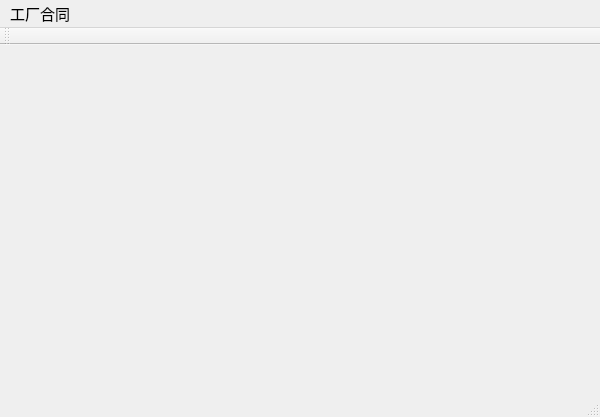
Before: the Qt Designer form mainwindow.ui in xujunmingbest/TuYuErp, drawn with Qt 5.
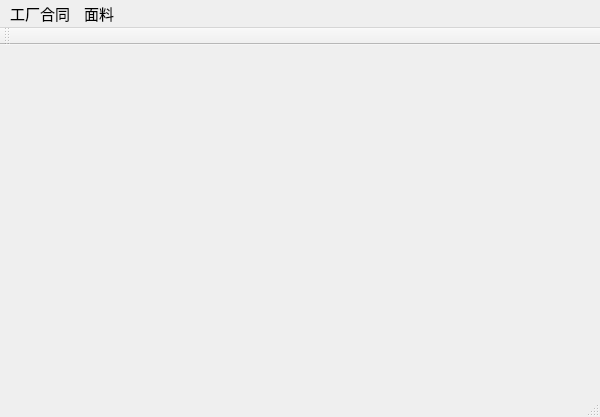
After: the same form once the commit is applied.

Commit message: 添加面料入库

```diff
--- a/mainwindow.ui
+++ b/mainwindow.ui
@@ -38,7 +38,18 @@
      <string>工厂合同</string>
     </property>
    </widget>
+   <widget class="QMenu" name="menu_2">
+    <property name="font">
+     <font>
+      <pointsize>11</pointsize>
+     </font>
+    </property>
+    <property name="title">
+     <string>面料</string>
+    </property>
+   </widget>
    <addaction name="menu"/>
+   <addaction name="menu_2"/>
   </widget>
   <widget class="QToolBar" name="mainToolBar">
    <attribute name="toolBarArea">
```
The commit also changes 110 other files.
